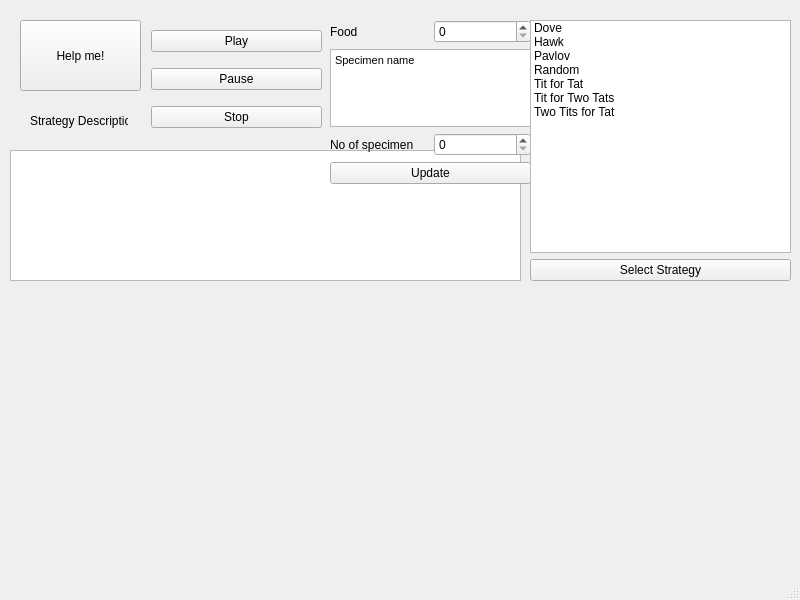
The window that IPDS_QT_Project/mainwindow.ui (MATF-RS20/RS015-ipds-iterated-prisoners-dilemma-simulation) describes before a commit, drawn with Qt 5.
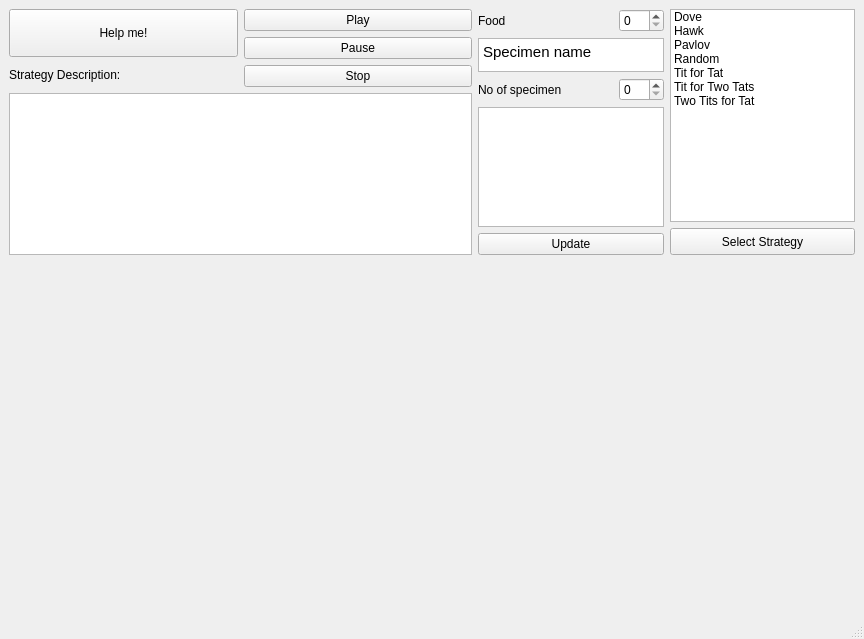
The same window after the commit. Custom widgets are drawn as their Qt base class.

```diff
--- a/IPDS_QT_Project/mainwindow.ui
+++ b/IPDS_QT_Project/mainwindow.ui
@@ -6,92 +6,66 @@
    <rect>
     <x>0</x>
     <y>0</y>
-    <width>800</width>
-    <height>600</height>
+    <width>864</width>
+    <height>639</height>
    </rect>
   </property>
   <property name="windowTitle">
    <string>MainWindow</string>
   </property>
   <widget class="QWidget" name="centralwidget">
-   <widget class="QCustomPlot" name="plotWidget" native="true">
-    <property name="geometry">
-     <rect>
-      <x>20</x>
-      <y>300</y>
-      <width>761</width>
-      <height>271</height>
-     </rect>
-    </property>
-   </widget>
-   <widget class="QTextEdit" name="specimenDescription">
-    <property name="geometry">
-     <rect>
-      <x>10</x>
-      <y>150</y>
-      <width>511</width>
-      <height>131</height>
-     </rect>
-    </property>
-   </widget>
+   <layout class="QGridLayout" name="gridLayout">
+    <item row="0" column="0">
+     <layout class="QVBoxLayout" name="verticalLayout_9" stretch="1,2">
+      <item>
+       <layout class="QHBoxLayout" name="horizontalLayout_6" stretch="5,2,2">
+        <item>
+         <layout class="QVBoxLayout" name="verticalLayout_8">
+          <item>
+           <layout class="QHBoxLayout" name="horizontalLayout_9">
+            <item>
+             <layout class="QVBoxLayout" name="verticalLayout_7" stretch="2,1">
+              <item>
+               <widget class="QPushButton" name="pushButton">
+                <property name="sizePolicy">
+                 <sizepolicy hsizetype="Expanding" vsizetype="Expanding">
+                  <horstretch>0</horstretch>
+                  <verstretch>0</verstretch>
+                 </sizepolicy>
+                </property>
+                <property name="text">
+                 <string>Help me!</string>
+                </property>
+               </widget>
+              </item>
+              <item>
    <widget class="QLabel" name="descriptionLabel">
-    <property name="geometry">
-     <rect>
-      <x>30</x>
-      <y>105</y>
-      <width>98</width>
-      <height>31</height>
-     </rect>
+                <property name="sizePolicy">
+                 <sizepolicy hsizetype="Expanding" vsizetype="Expanding">
+                  <horstretch>0</horstretch>
+                  <verstretch>0</verstretch>
+                 </sizepolicy>
     </property>
     <property name="text">
-     <string>Strategy Description</string>
-    </property>
-   </widget>
-   <widget class="QWidget" name="layoutWidget">
-    <property name="geometry">
-     <rect>
-      <x>0</x>
-      <y>0</y>
-      <width>2</width>
-      <height>2</height>
-     </rect>
-    </property>
-    <layout class="QVBoxLayout" name="verticalLayout_4"/>
-   </widget>
-   <widget class="QWidget" name="layoutWidget">
-    <property name="geometry">
-     <rect>
-      <x>0</x>
-      <y>0</y>
-      <width>2</width>
-      <height>2</height>
-     </rect>
-    </property>
-    <layout class="QVBoxLayout" name="verticalLayout_5"/>
-   </widget>
-   <widget class="QWidget" name="layoutWidget">
-    <property name="geometry">
-     <rect>
-      <x>0</x>
-      <y>0</y>
-      <width>2</width>
-      <height>2</height>
-     </rect>
-    </property>
-    <layout class="QVBoxLayout" name="verticalLayout_6"/>
-   </widget>
-   <widget class="QWidget" name="layoutWidget">
-    <property name="geometry">
-     <rect>
-      <x>151</x>
-      <y>20</y>
-      <width>171</width>
-      <height>121</height>
-     </rect>
-    </property>
+                 <string>&lt;html&gt;&lt;head/&gt;&lt;body&gt;&lt;p&gt;	Strategy Description:&lt;/p&gt;&lt;/body&gt;&lt;/html&gt;</string>
+                </property>
+                <property name="alignment">
+                 <set>Qt::AlignLeading|Qt::AlignLeft|Qt::AlignVCenter</set>
+                </property>
+               </widget>
+              </item>
+             </layout>
+            </item>
+            <item>
     <layout class="QVBoxLayout" name="verticalLayout">
      <item>
       <widget class="QPushButton" name="pushButtonPlay">
+                <property name="sizePolicy">
+                 <sizepolicy hsizetype="Expanding" vsizetype="Expanding">
+                  <horstretch>0</horstretch>
+                  <verstretch>0</verstretch>
+                 </sizepolicy>
+                </property>
        <property name="text">
         <string>Play</string>
        </property>
@@ -99,6 +73,12 @@
      </item>
      <item>
       <widget class="QPushButton" name="pushButtonPause">
+                <property name="sizePolicy">
+                 <sizepolicy hsizetype="Expanding" vsizetype="Expanding">
+                  <horstretch>0</horstretch>
+                  <verstretch>0</verstretch>
+                 </sizepolicy>
+                </property>
        <property name="text">
         <string>Pause</string>
        </property>
@@ -106,98 +86,159 @@
      </item>
      <item>
       <widget class="QPushButton" name="pushButtonStop">
+                <property name="sizePolicy">
+                 <sizepolicy hsizetype="Expanding" vsizetype="Expanding">
+                  <horstretch>0</horstretch>
+                  <verstretch>0</verstretch>
+                 </sizepolicy>
+                </property>
        <property name="text">
         <string>Stop</string>
        </property>
       </widget>
      </item>
     </layout>
-   </widget>
-   <widget class="QWidget" name="layoutWidget">
-    <property name="geometry">
-     <rect>
-      <x>330</x>
-      <y>20</y>
-      <width>201</width>
-      <height>164</height>
-     </rect>
-    </property>
-    <layout class="QVBoxLayout" name="verticalLayout_3">
+            </item>
+           </layout>
+          </item>
      <item>
-      <layout class="QHBoxLayout" name="horizontalLayout_2">
+           <widget class="QTextEdit" name="specimenDescription"/>
+          </item>
+         </layout>
+        </item>
+        <item>
+         <layout class="QVBoxLayout" name="verticalLayout_3" stretch="1,1,1,5,1">
+          <item>
+           <layout class="QHBoxLayout" name="horizontalLayout_2" stretch="3,1">
        <item>
         <widget class="QLabel" name="label">
+              <property name="sizePolicy">
+               <sizepolicy hsizetype="Expanding" vsizetype="Expanding">
+                <horstretch>0</horstretch>
+                <verstretch>0</verstretch>
+               </sizepolicy>
+              </property>
          <property name="text">
           <string>Food</string>
          </property>
         </widget>
        </item>
        <item>
-        <widget class="QSpinBox" name="foodNo"/>
+             <widget class="QSpinBox" name="foodNo">
+              <property name="sizePolicy">
+               <sizepolicy hsizetype="Expanding" vsizetype="Expanding">
+                <horstretch>0</horstretch>
+                <verstretch>0</verstretch>
+               </sizepolicy>
+              </property>
+             </widget>
        </item>
       </layout>
      </item>
+          <item>
+           <layout class="QHBoxLayout" name="horizontalLayout_7">
+            <property name="sizeConstraint">
+             <enum>QLayout::SetDefaultConstraint</enum>
+            </property>
      <item>
       <widget class="QTextEdit" name="specimenName">
+              <property name="sizePolicy">
+               <sizepolicy hsizetype="Expanding" vsizetype="Expanding">
+                <horstretch>0</horstretch>
+                <verstretch>0</verstretch>
+               </sizepolicy>
+              </property>
+              <property name="minimumSize">
+               <size>
+                <width>0</width>
+                <height>0</height>
+               </size>
+              </property>
+              <property name="maximumSize">
+               <size>
+                <width>16777215</width>
+                <height>34</height>
+               </size>
+              </property>
        <property name="html">
         <string>&lt;!DOCTYPE HTML PUBLIC &quot;-//W3C//DTD HTML 4.0//EN&quot; &quot;http://www.w3.org/TR/REC-html40/strict.dtd&quot;&gt;
 &lt;html&gt;&lt;head&gt;&lt;meta name=&quot;qrichtext&quot; content=&quot;1&quot; /&gt;&lt;style type=&quot;text/css&quot;&gt;
 p, li { white-space: pre-wrap; }
-&lt;/style&gt;&lt;/head&gt;&lt;body style=&quot; font-family:'MS Shell Dlg 2'; font-size:8.25pt; font-weight:400; font-style:normal;&quot;&gt;
+&lt;/style&gt;&lt;/head&gt;&lt;body style=&quot; font-family:'Noto Sans'; font-size:11pt; font-weight:400; font-style:normal;&quot;&gt;
 &lt;p style=&quot; margin-top:0px; margin-bottom:0px; margin-left:0px; margin-right:0px; -qt-block-indent:0; text-indent:0px;&quot;&gt;&lt;span style=&quot; font-family:'MS Shell Dlg 2';&quot;&gt;Specimen name&lt;/span&gt;&lt;/p&gt;&lt;/body&gt;&lt;/html&gt;</string>
        </property>
       </widget>
      </item>
+           </layout>
+          </item>
      <item>
-      <layout class="QHBoxLayout" name="horizontalLayout">
-       <item>
-        <layout class="QHBoxLayout" name="horizontalLayout_3">
+           <layout class="QHBoxLayout" name="horizontalLayout_12" stretch="3,1">
          <item>
           <widget class="QLabel" name="label_2">
+              <property name="sizePolicy">
+               <sizepolicy hsizetype="Expanding" vsizetype="Expanding">
+                <horstretch>0</horstretch>
+                <verstretch>0</verstretch>
+               </sizepolicy>
+              </property>
            <property name="text">
             <string>No of specimen</string>
            </property>
           </widget>
          </item>
          <item>
-          <widget class="QSpinBox" name="specimenNo"/>
+             <widget class="QSpinBox" name="specimenNo">
+              <property name="sizePolicy">
+               <sizepolicy hsizetype="Expanding" vsizetype="Expanding">
+                <horstretch>0</horstretch>
+                <verstretch>0</verstretch>
+               </sizepolicy>
+              </property>
+             </widget>
          </item>
         </layout>
        </item>
-      </layout>
-     </item>
+          <item>
+           <layout class="QHBoxLayout" name="horizontalLayout_5">
+            <item>
+             <widget class="QGraphicsView" name="graphicsView">
+              <property name="sizePolicy">
+               <sizepolicy hsizetype="Expanding" vsizetype="Expanding">
+                <horstretch>0</horstretch>
+                <verstretch>0</verstretch>
+               </sizepolicy>
+              </property>
+              <property name="minimumSize">
+               <size>
+                <width>0</width>
+                <height>120</height>
+               </size>
+              </property>
+             </widget>
+            </item>
+           </layout>
+          </item>
+          <item>
+           <layout class="QHBoxLayout" name="horizontalLayout_10">
      <item>
       <widget class="QPushButton" name="updateButton">
+              <property name="sizePolicy">
+               <sizepolicy hsizetype="Expanding" vsizetype="Expanding">
+                <horstretch>0</horstretch>
+                <verstretch>0</verstretch>
+               </sizepolicy>
+              </property>
        <property name="text">
         <string>Update</string>
        </property>
       </widget>
      </item>
     </layout>
-   </widget>
-   <widget class="QPushButton" name="pushButton">
-    <property name="geometry">
-     <rect>
-      <x>20</x>
-      <y>20</y>
-      <width>121</width>
-      <height>71</height>
-     </rect>
-    </property>
-    <property name="text">
-     <string>Help me!</string>
-    </property>
-   </widget>
-   <widget class="QWidget" name="layoutWidget">
-    <property name="geometry">
-     <rect>
-      <x>530</x>
-      <y>20</y>
-      <width>261</width>
-      <height>261</height>
-     </rect>
-    </property>
-    <layout class="QVBoxLayout" name="verticalLayout_2">
+          </item>
+         </layout>
+        </item>
+        <item>
+         <layout class="QVBoxLayout" name="verticalLayout_2" stretch="8,1">
      <item>
       <layout class="QHBoxLayout" name="horizontalLayout_4">
        <item>
@@ -242,14 +283,43 @@
       </layout>
      </item>
      <item>
+           <layout class="QHBoxLayout" name="horizontalLayout_11">
+            <item>
       <widget class="QPushButton" name="changeSpecimenNumber">
+              <property name="sizePolicy">
+               <sizepolicy hsizetype="Expanding" vsizetype="Expanding">
+                <horstretch>0</horstretch>
+                <verstretch>0</verstretch>
+               </sizepolicy>
+              </property>
        <property name="text">
         <string>Select Strategy</string>
        </property>
       </widget>
      </item>
     </layout>
-   </widget>
+          </item>
+         </layout>
+        </item>
+       </layout>
+      </item>
+      <item>
+       <layout class="QHBoxLayout" name="horizontalLayout_8">
+        <item>
+         <widget class="QCustomPlot" name="plotWidget" native="true">
+          <property name="sizePolicy">
+           <sizepolicy hsizetype="Expanding" vsizetype="Expanding">
+            <horstretch>0</horstretch>
+            <verstretch>0</verstretch>
+           </sizepolicy>
+          </property>
+         </widget>
+        </item>
+       </layout>
+      </item>
+     </layout>
+    </item>
+   </layout>
   </widget>
   <widget class="QStatusBar" name="statusbar"/>
  </widget>
```
Lines whose indentation alone changed are shown as unchanged.
